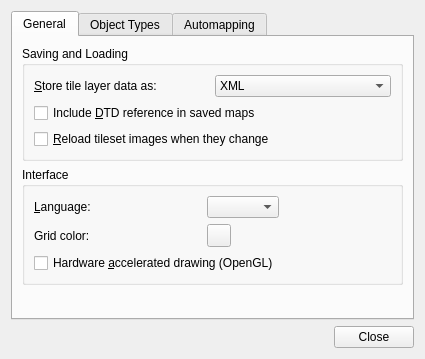
This is src/tiled/preferencesdialog.ui in mapeditor/tiled as Qt 5 draws it before an edit. The edited form follows.
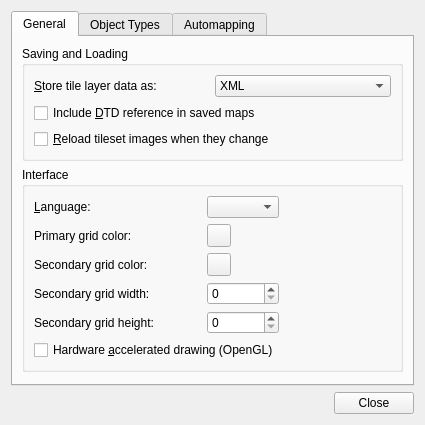
This is the edited form. Icons and pictures are not drawn. Custom widgets are drawn as their Qt base class.

Commit message: Added a configurable secondary tile grid.

What changed in the file:
```diff
--- a/src/tiled/preferencesdialog.ui
+++ b/src/tiled/preferencesdialog.ui
@@ -7,7 +7,7 @@
     <x>0</x>
     <y>0</y>
     <width>462</width>
-    <height>392</height>
+    <height>434</height>
    </rect>
   </property>
   <property name="windowTitle">
@@ -98,7 +98,7 @@
           <string>Interface</string>
          </property>
          <layout class="QGridLayout" name="gridLayout_2">
-          <item row="3" column="0" colspan="4">
+          <item row="6" column="0" colspan="4">
            <widget class="QCheckBox" name="openGL">
             <property name="text">
              <string>Hardware &amp;accelerated drawing (OpenGL)</string>
@@ -118,7 +118,7 @@
           <item row="2" column="0">
            <widget class="QLabel" name="label_3">
             <property name="text">
-             <string>Grid color:</string>
+             <string>Primary grid color:</string>
             </property>
            </widget>
           </item>
@@ -141,6 +141,44 @@
           <item row="0" column="3">
            <widget class="QComboBox" name="languageCombo"/>
           </item>
+          <item row="3" column="0">
+           <widget class="QLabel" name="label_4">
+            <property name="text">
+             <string>Secondary grid color:</string>
+            </property>
+           </widget>
+          </item>
+          <item row="3" column="3">
+           <widget class="Tiled::Internal::ColorButton" name="secondaryGridColor"/>
+          </item>
+          <item row="4" column="0">
+           <widget class="QLabel" name="label_5">
+            <property name="text">
+             <string>Secondary grid width:</string>
+            </property>
+           </widget>
+          </item>
+          <item row="4" column="3">
+           <widget class="QSpinBox" name="secondaryGridWidth">
+            <property name="maximum">
+             <number>9999</number>
+            </property>
+           </widget>
+          </item>
+          <item row="5" column="0">
+           <widget class="QLabel" name="label_6">
+            <property name="text">
+             <string>Secondary grid height:</string>
+            </property>
+           </widget>
+          </item>
+          <item row="5" column="3">
+           <widget class="QSpinBox" name="secondaryGridHeight">
+            <property name="maximum">
+             <number>9999</number>
+            </property>
+           </widget>
+          </item>
          </layout>
         </widget>
        </item>
```
The commit also changes 14 other files.
